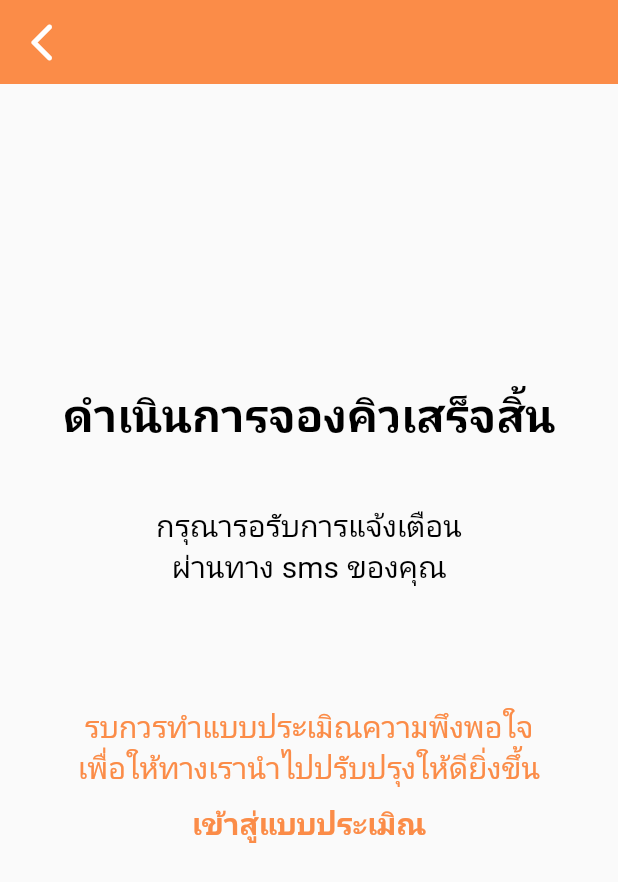
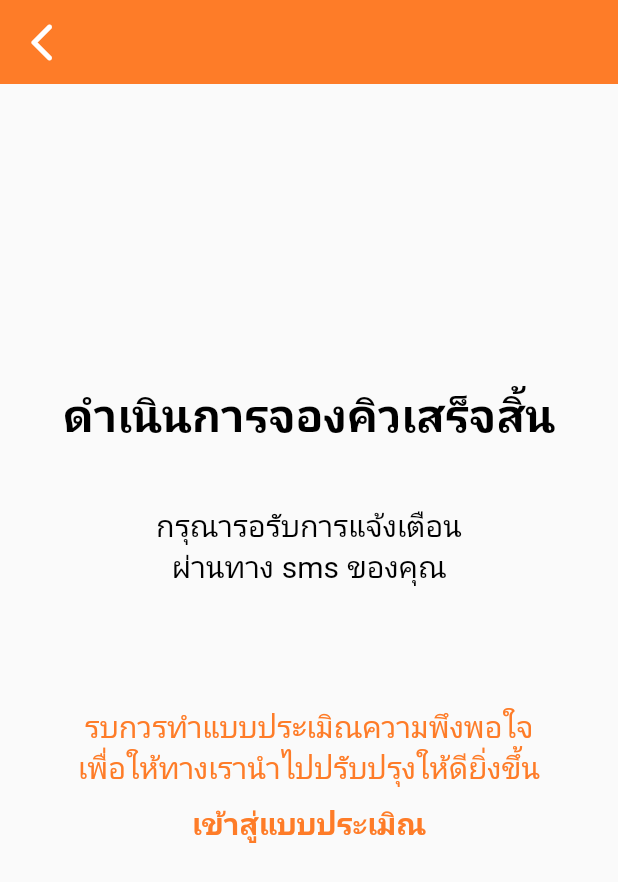
Before and after one commit to NiebAnupat/JONG.Q, a Flutter app: the NewMember screen opened directly, scrolled down 156 dp, after a tap on "จองคิว", on a phone screen of 412 x 824 dp. Shown: the top 882 px of the screen. Run offline on Flutter 3.47's test engine with Material 2 defaults, Android fonts, the phone set to English and light mode, and no system bars; our stand-ins replace get, google_fonts.

Commit message:
🔧 chore(AndroidManifest.xml): add SEND_SMS permission to AndroidManifest.xml for sending SMS functionality ✨ feat(MyColor.dart): add MyColor class with primaryColor constant to store the primary color value 🔧 chore(main.dart): update GetMaterialApp constructor to use const for MyApp widget 🔧 chore(login_page.dart): import MyColor.dart and update background color and button colors to use primaryColor constant 🔧 chore(role_page.dart): update background color to use primaryColor constant 🔧 chore(login_page.dart): import MyColor.dart and update background color and button colors to use primaryColor constant 🔧 chore(member_page.dart): import MyColor.dart and update background color to use primaryColor constant 🔧 chore(message_page.dart): import MyColor.dart and update background color to use primaryColor constant 🔧 chore(new_member.dart): import MyColor.dart and update background color and button colors to use primaryColor constant 🔧 chore(pubspec.yaml): remove flutter_sms dependency

```diff
--- /dev/null
+++ b/lib/lib/MyColor.dart
@@ -0,0 +1,5 @@
+import 'package:flutter/material.dart';
+
+class MyColor {
+  static const primaryColor = Color(0xffFE7C28);
+}
--- a/lib/main.dart
+++ b/lib/main.dart
@@ -3,7 +3,7 @@ import 'views/role_page.dart';
 import 'package:flutter/material.dart';
 
 void main() {
-  runApp(GetMaterialApp(home: const MyApp()));
+  runApp(const GetMaterialApp(home: MyApp()));
 }
 
 class MyApp extends StatelessWidget {
--- a/lib/views/role_page.dart
+++ b/lib/views/role_page.dart
@@ -10,7 +10,7 @@ class RolePage extends StatelessWidget {
   @override
   Widget build(BuildContext context) {
     return Scaffold(
-        backgroundColor: const Color.fromARGB(235, 251, 131, 57),
+        backgroundColor: const Color(0xffFE7C28),
         body: SafeArea(
           child: Center(
             child: SingleChildScrollView(
--- a/lib/views/user/message_page.dart
+++ b/lib/views/user/message_page.dart
@@ -1,6 +1,7 @@
 import 'package:get/get.dart';
 import 'package:flutter/material.dart';
 import 'package:google_fonts/google_fonts.dart';
+import 'package:jong_q/lib/MyColor.dart';
 import 'package:url_launcher/url_launcher.dart';
 
 class MessagePage extends StatelessWidget {
@@ -10,7 +11,7 @@ class MessagePage extends StatelessWidget {
   Widget build(BuildContext context) {
     return Scaffold(
         appBar: AppBar(
-          backgroundColor: const Color.fromARGB(235, 251, 131, 57),
+          backgroundColor: MyColor.primaryColor,
           elevation: 0,
           leading: IconButton(
               onPressed: () {
@@ -49,12 +50,10 @@ class MessagePage extends StatelessWidget {
 
                 Text("รบกวรทำแบบประเมิณความพึงพอใจ",
                     style: GoogleFonts.notoSansThai(
-                        fontSize: 20,
-                        color: const Color.fromARGB(235, 251, 131, 57))),
+                        fontSize: 20, color: MyColor.primaryColor)),
                 Text("เพื่อให้ทางเรานำไปปรับปรุงให้ดียิ่งขึ้น",
                     style: GoogleFonts.notoSansThai(
-                        fontSize: 20,
-                        color: const Color.fromARGB(235, 251, 131, 57))),
+                        fontSize: 20, color: MyColor.primaryColor)),
 
                 // button for link
                 TextButton(
@@ -69,7 +68,7 @@ class MessagePage extends StatelessWidget {
                         style: GoogleFonts.notoSansThai(
                             fontSize: 20,
                             fontWeight: FontWeight.bold,
-                            color: const Color.fromARGB(235, 251, 131, 57)))),
+                            color: MyColor.primaryColor))),
               ]),
             ),
           ),
--- a/lib/views/user/new_member.dart
+++ b/lib/views/user/new_member.dart
@@ -1,6 +1,7 @@
 import 'package:get/get.dart';
 import 'package:flutter/material.dart';
 import 'package:google_fonts/google_fonts.dart';
+import 'package:jong_q/lib/MyColor.dart';
 import 'package:jong_q/views/user/message_page.dart';
 
 class NewMember extends StatelessWidget {
@@ -10,7 +11,7 @@ class NewMember extends StatelessWidget {
   Widget build(BuildContext context) {
     return Scaffold(
         appBar: AppBar(
-          backgroundColor: const Color.fromARGB(235, 251, 131, 57),
+          backgroundColor: MyColor.primaryColor,
           elevation: 0,
           leading: IconButton(
               onPressed: () {
@@ -136,8 +137,7 @@ class NewMember extends StatelessWidget {
                                 color:
                                     const Color.fromARGB(255, 255, 255, 255))),
                         style: ElevatedButton.styleFrom(
-                          backgroundColor:
-                              const Color.fromARGB(235, 251, 131, 57),
+                          backgroundColor: MyColor.primaryColor,
                           minimumSize: const Size(115, 60),
                         )),
                   ],
@@ -158,7 +158,7 @@ class NewMember extends StatelessWidget {
                             fontWeight: FontWeight.bold,
                             color: const Color.fromARGB(255, 255, 255, 255))),
                     style: ElevatedButton.styleFrom(
-                      backgroundColor: const Color.fromARGB(235, 251, 131, 57),
+                      backgroundColor: MyColor.primaryColor,
                       minimumSize: const Size(200, 80),
                     )),
               ],
--- a/pubspec.yaml
+++ b/pubspec.yaml
@@ -41,7 +41,6 @@ dependencies:
   getwidget: ^4.0.0
   styled_widget: ^0.4.1
   url_launcher: ^6.1.14
-  flutter_sms: ^2.3.3
 
 
 dev_dependencies:
```
Also changed, not shown: lib/views/admin/login_page.dart (+4 -4 lines), lib/views/user/login_page.dart (+4 -4 lines), lib/views/user/member_page.dart (+6 -5 lines), pubspec.lock, 1 other file.
